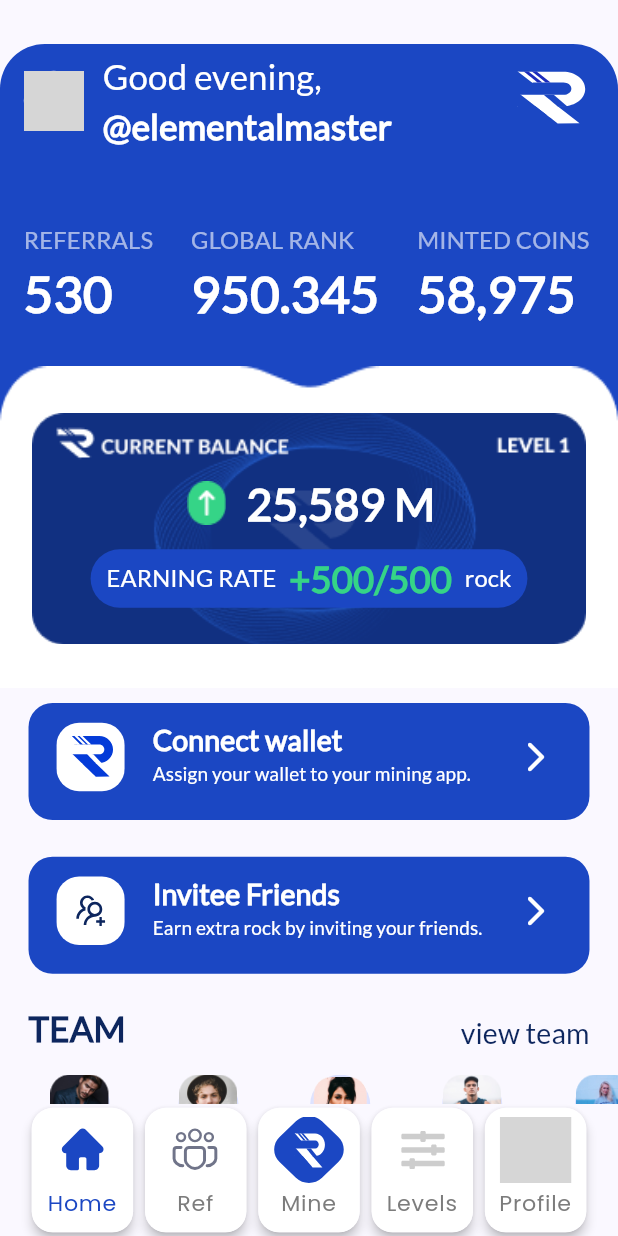
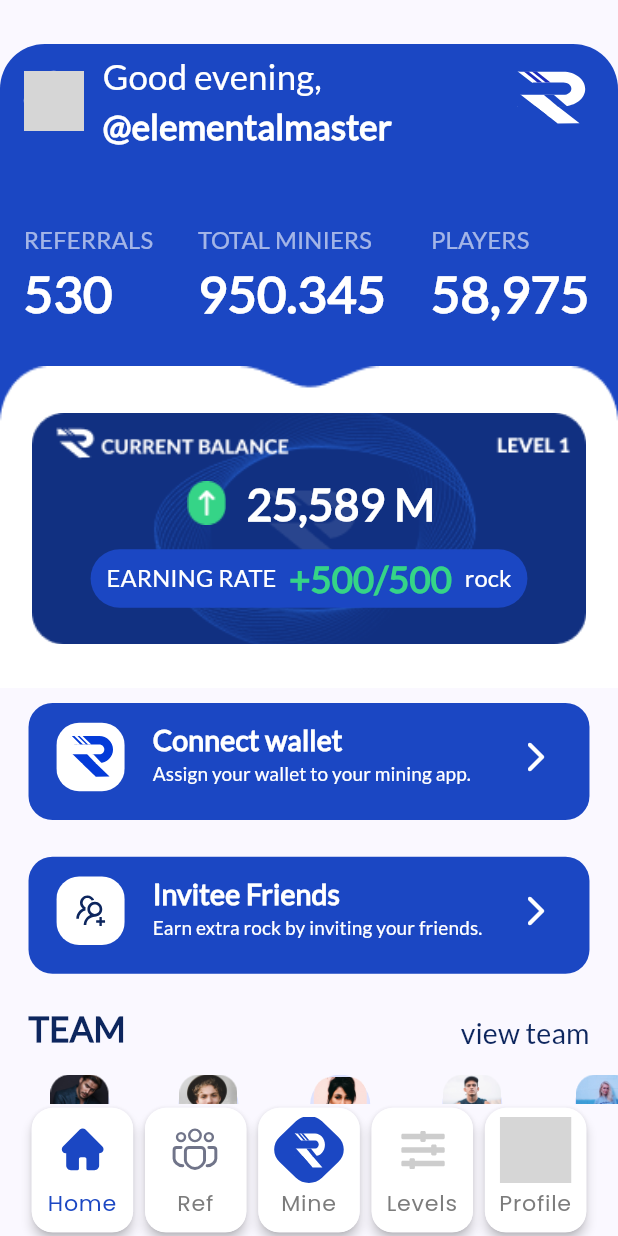
Before and after one commit to mibad862/rocki_poin_app, a Flutter app: the screen it shows after launch, after a tap on "OK", on a phone screen of 412 x 824 dp. Run offline on Flutter 3.47's test engine with Material 3 defaults, Android fonts, the phone set to English and light mode, and no system bars; our stand-ins replace device_preview, flutter_screenutil, flutter_svg; network calls fail; grey boxes are pictures that could not be loaded.

Commit message:
updated home text

```diff
--- a/lib/main.dart
+++ b/lib/main.dart
@@ -1,3 +1,5 @@
+import 'package:device_preview/device_preview.dart';
+import 'package:flutter/foundation.dart';
 import 'package:flutter/material.dart';
 import 'package:flutter_screenutil/flutter_screenutil.dart';
 import 'package:rocki_poin_app/core/routes/app_routes.dart';
@@ -6,7 +8,12 @@ import 'core/theme/app_text_themes.dart';
 import 'views/splash_screen.dart';
 
 void main() {
-  runApp(const MyApp());
+  runApp(
+    DevicePreview(
+      enabled: !kReleaseMode,
+      builder: (context) => MyApp(), // Wrap your app
+    ),
+  );
 }
 
 class MyApp extends StatelessWidget {
--- a/lib/views/home_screen.dart
+++ b/lib/views/home_screen.dart
@@ -107,7 +107,7 @@ class HomeScreen extends StatelessWidget {
                           crossAxisAlignment: CrossAxisAlignment.start,
                           children: [
                             Text(
-                              "GLOBAL RANK",
+                              "TOTAL MINIERS",
                               style: Theme.of(context)
                                   .textTheme
                                   .titleSmall!
@@ -134,7 +134,7 @@ class HomeScreen extends StatelessWidget {
                           crossAxisAlignment: CrossAxisAlignment.start,
                           children: [
                             Text(
-                              "MINTED COINS",
+                              "PLAYERS",
                               style: Theme.of(context)
                                   .textTheme
                                   .titleSmall!
--- a/pubspec.yaml
+++ b/pubspec.yaml
@@ -38,6 +38,7 @@ dependencies:
   flutter_screenutil: ^5.9.3
   flutter_svg:
   percent_indicator:
+  device_preview:
 
 dev_dependencies:
   flutter_test:
```
Also changed, not shown: assets/images/bot_nav_bar_img5.svg, pubspec.lock, 2 other files.
